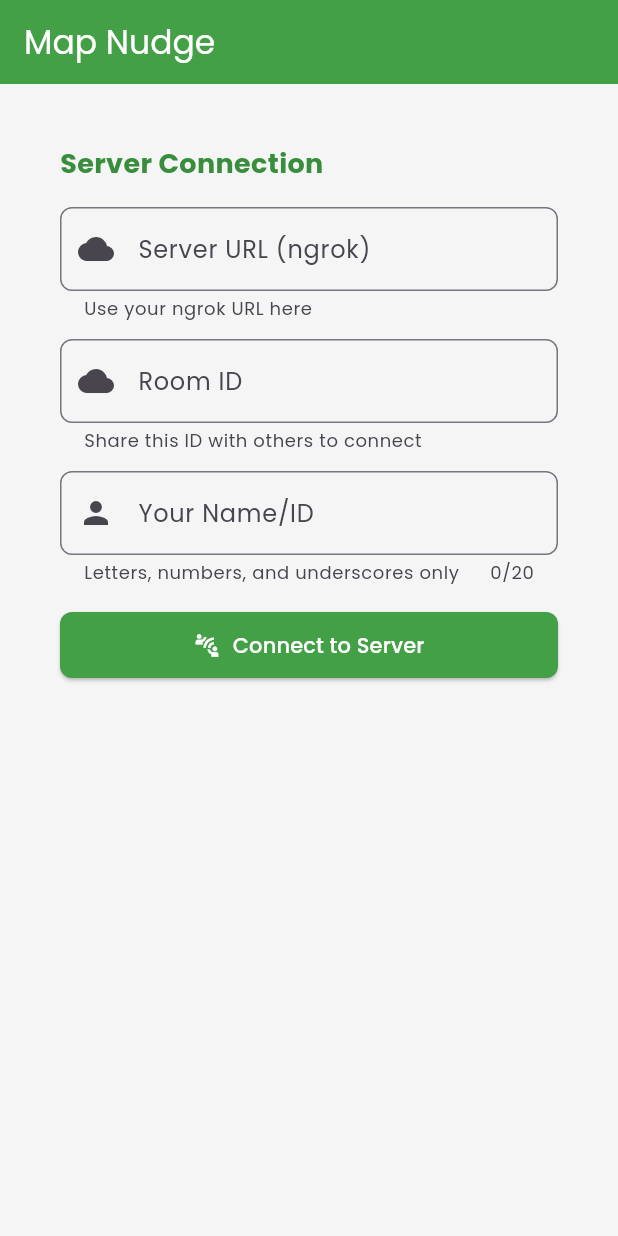
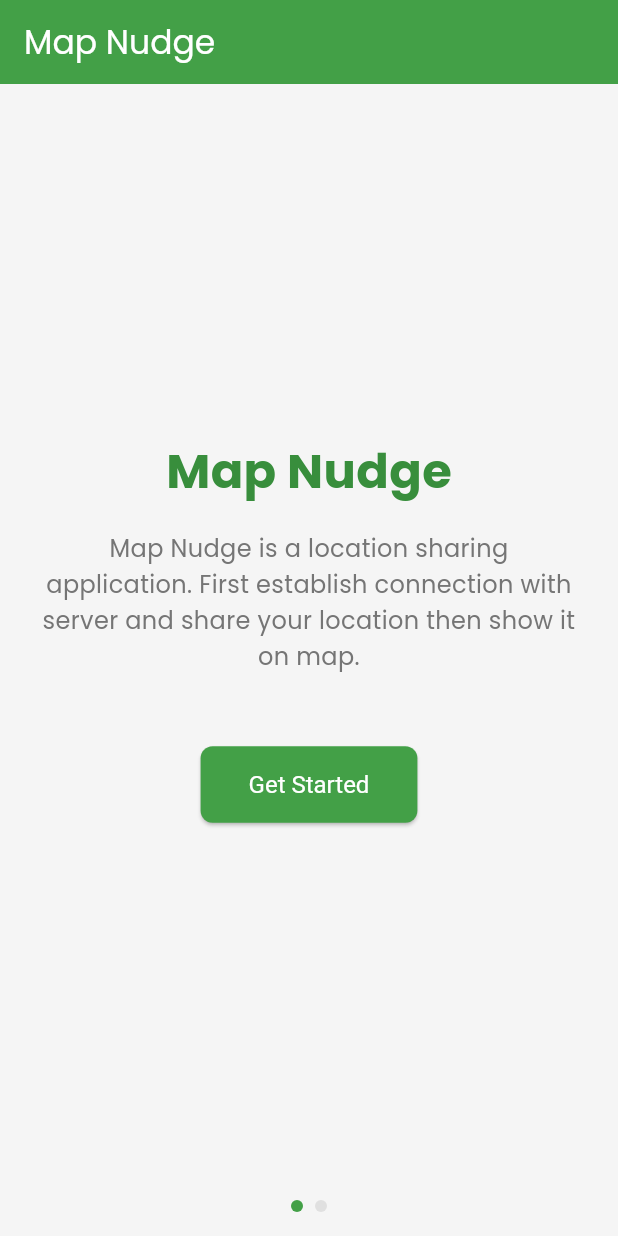
Before and after one commit to anjumArnab/MapNudge, a Flutter app: the screen it shows after launch, on a phone screen of 412 x 824 dp. Run offline on Flutter 3.47's test engine with Material 3 defaults, Android fonts, the phone set to English and light mode, and no system bars; our stand-ins replace geolocator, google_fonts, google_maps_flutter, socket_io_client; missing offline and left inert: flutter_polyline_points.

Commit message:
PageView()

```diff
--- a/lib/views/homepage.dart
+++ b/lib/views/homepage.dart
@@ -18,6 +18,10 @@ class _HomepageState extends State<Homepage> {
   final TextEditingController _serverUrlController = TextEditingController();
   final TextEditingController _roomIdController = TextEditingController();
   final TextEditingController _userIdController = TextEditingController();
+
+  // Page controller for swipe functionality
+  final PageController _pageController = PageController();
+  int _currentPage = 0;
 
   // LocationService instance
   final LocationService _locationService = LocationService();
@@ -61,6 +65,8 @@ class _HomepageState extends State<Homepage> {
 
             if (connectionStatus.isConnected) {
               _isConnecting = false;
+              // Auto-navigate to third section when connected
+              _animateToPage(2);
             }
           });
 
@@ -124,6 +130,14 @@ class _HomepageState extends State<Homepage> {
         }
       });
     }
+  }
+
+  void _animateToPage(int page) {
+    _pageController.animateToPage(
+      page,
+      duration: Duration(milliseconds: 300),
+      curve: Curves.easeInOut,
+    );
   }
 
   Future<void> _connectToServer() async {
@@ -200,6 +214,8 @@ class _HomepageState extends State<Homepage> {
         _roomUsers.clear();
       });
 
+      // Navigate back to connection section after disconnect
+      _animateToPage(1);
       _showSuccessSnackBar('Disconnected successfully');
     } catch (e) {
       setState(() {
@@ -281,85 +297,63 @@ class _HomepageState extends State<Homepage> {
     );
   }
 
-  void _showConnectionInfo() {
-    if (!_isConnected) return;
+  // Section 1: App Introduction
+  Widget _buildIntroSection() {
+    return Padding(
+      padding: const EdgeInsets.all(24.0),
+      child: Column(
+        mainAxisAlignment: MainAxisAlignment.center,
+        children: [
+          // App Title
+          Text(
+            'Map Nudge',
+            style: TextStyle(
+              fontSize: 32,
+              fontWeight: FontWeight.bold,
+              color: Colors.green.shade700,
+            ),
+          ),
 
-    showDialog(
-      context: context,
-      builder:
-          (context) => AlertDialog(
-            title: Row(
-              children: [
-                Icon(Icons.info, color: Colors.blue.shade600),
-                SizedBox(width: 8),
-                Text('Connection Info'),
-              ],
+          SizedBox(height: 16),
+
+          // App Description
+          Text(
+            'Map Nudge is a location sharing application. First establish connection with server and share your location then show it on map.',
+            style: TextStyle(
+              fontSize: 16,
+              color: Colors.grey.shade600,
+              height: 1.5,
             ),
-            content: Column(
-              mainAxisSize: MainAxisSize.min,
-              crossAxisAlignment: CrossAxisAlignment.start,
-              children: [
-                _buildInfoRow(
-                  'Server',
-                  _locationService.serverUrl ?? 'Unknown',
+            textAlign: TextAlign.center,
           ),
-                _buildInfoRow(
-                  'Room ID',
-                  _locationService.currentRoomId ?? 'Unknown',
+
+          SizedBox(height: 48),
+
+          // Get Started Button
+          ElevatedButton.icon(
+            onPressed: () => _animateToPage(1),
+            label: Text('Get Started'),
+            style: ElevatedButton.styleFrom(
+              backgroundColor: Colors.green.shade600,
+              foregroundColor: Colors.white,
+              padding: EdgeInsets.symmetric(horizontal: 32, vertical: 16),
+              shape: RoundedRectangleBorder(
+                borderRadius: BorderRadius.circular(8),
               ),
-                _buildInfoRow(
-                  'Your ID',
-                  _locationService.currentUserId ?? 'Unknown',
+              textStyle: TextStyle(fontSize: 16),
             ),
-                _buildInfoRow('Users Online', '${_roomUsers.length}'),
-                SizedBox(height: 8),
-                Text(
-                  'Users in room:',
-                  style: TextStyle(fontWeight: FontWeight.bold),
-                ),
-                SizedBox(height: 4),
-                ..._roomUsers.map((user) => Text('• $user')).toList(),
-              ],
-            ),
-            actions: [
-              TextButton(
-                onPressed: () => Navigator.of(context).pop(),
-                child: Text('Close'),
           ),
         ],
       ),
     );
   }
 
-  Widget _buildInfoRow(String label, String value) {
-    return Padding(
-      padding: EdgeInsets.symmetric(vertical: 2),
-      child: Row(
-        crossAxisAlignment: CrossAxisAlignment.start,
-        children: [
-          SizedBox(
-            width: 70,
-            child: Text(
-              '$label:',
-              style: TextStyle(fontWeight: FontWeight.w500),
-            ),
-          ),
-          Expanded(
-            child: Text(value, style: TextStyle(color: Colors.grey.shade700)),
-          ),
-        ],
-      ),
-    );
-  }
-
+  // Section 2: Connection Section (existing _buildConnectionSection)
   Widget _buildConnectionSection() {
     return Padding(
       padding: const EdgeInsets.all(16.0),
       child: Column(
         crossAxisAlignment: CrossAxisAlignment.stretch,
-        children: [
-          Row(
-            mainAxisAlignment: MainAxisAlignment.spaceBetween,
         children: [
           Text(
             'Server Connection',
@@ -368,14 +362,6 @@ class _HomepageState extends State<Homepage> {
               fontWeight: FontWeight.bold,
               color: Colors.green.shade700,
             ),
-              ),
-              if (_isConnected)
-                IconButton(
-                  onPressed: _showConnectionInfo,
-                  icon: Icon(Icons.info_outline),
-                  tooltip: 'Connection Info',
-                ),
-            ],
           ),
           const SizedBox(height: 16),
 
@@ -453,101 +439,46 @@ class _HomepageState extends State<Homepage> {
               ),
             ),
           ),
-
-          // Connection status
-          if (_connectionStatus != null) ...[
-            const SizedBox(height: 8),
-            Container(
-              padding: EdgeInsets.all(8),
-              decoration: BoxDecoration(
-                color: _isConnected ? Colors.green.shade50 : Colors.red.shade50,
-                borderRadius: BorderRadius.circular(8),
-                border: Border.all(
-                  color:
-                      _isConnected
-                          ? Colors.green.shade300
-                          : Colors.red.shade300,
-                ),
-              ),
-              child: Row(
-                children: [
-                  _isConnecting
-                      ? SizedBox(
-                        width: 16,
-                        height: 16,
-                        child: CircularProgressIndicator(
-                          strokeWidth: 2,
-                          color: Colors.blue.shade600,
-                        ),
-                      )
-                      : Icon(
-                        _isConnected ? Icons.check_circle : Icons.error,
-                        color:
-                            _isConnected
-                                ? Colors.green.shade600
-                                : Colors.red.shade600,
-                        size: 16,
-                      ),
-                  const SizedBox(width: 8),
-                  Expanded(
-                    child: Text(
-                      _connectionStatus!,
-                      style: TextStyle(
-                        color:
-                            _isConnected
-                                ? Colors.green.shade600
-                                : Colors.red.shade600,
-                        fontSize: 12,
-                      ),
-                    ),
-                  ),
-                ],
-              ),
-            ),
-          ],
-
-          // Health check button (optional)
-          if (_isConnected) ...[
-            const SizedBox(height: 8),
-            TextButton.icon(
-              onPressed: () async {
-                final isHealthy = await _locationService.checkServerHealth();
-                _showSuccessSnackBar(
-                  isHealthy
-                      ? 'Server connection is healthy'
-                      : 'Server connection issues detected',
-                );
-              },
-              icon: Icon(Icons.health_and_safety, size: 16),
-              label: Text('Check Connection', style: TextStyle(fontSize: 12)),
-            ),
-          ],
         ],
       ),
     );
   }
 
-  @override
-  Widget build(BuildContext context) {
-    return Scaffold(
-      appBar: AppBar(
-        backgroundColor: Colors.green.shade600,
-        foregroundColor: Colors.white,
-        title: Text('Map Nudge'),
-      ),
-      body: SafeArea(
-        child: SingleChildScrollView(
+  // Section 3: Actions Section
+  Widget _buildActionsSection() {
+    return Padding(
       padding: const EdgeInsets.all(24.0),
       child: Column(
         mainAxisAlignment: MainAxisAlignment.center,
         children: [
-              // Connection Section
-              _buildConnectionSection(),
+          // Room Info
+          Container(
+            padding: EdgeInsets.all(16),
+            decoration: BoxDecoration(
+              color: Colors.grey.shade100,
+              borderRadius: BorderRadius.circular(12),
+            ),
+            child: Column(
+              children: [
+                Text(
+                  'Room: ${_locationService.currentRoomId ?? "Unknown"}',
+                  style: TextStyle(
+                    fontSize: 16,
+                    fontWeight: FontWeight.w600,
+                    color: Colors.grey.shade700,
+                  ),
+                ),
+                SizedBox(height: 4),
+                Text(
+                  '${_roomUsers.length} user(s) online',
+                  style: TextStyle(fontSize: 14, color: Colors.grey.shade600),
+                ),
+              ],
+            ),
+          ),
 
-              const SizedBox(height: 32),
+          SizedBox(height: 48),
 
-              // Navigation Buttons (only show when connected)
-              if (_isConnected) ...[
           // Send Location Button
           ActionButton(
             label: 'Send Location',
@@ -578,9 +509,78 @@ class _HomepageState extends State<Homepage> {
             },
           ),
         ],
+      ),
+    );
+  }
+
+  // Page Indicator Dots
+  Widget _buildPageIndicator() {
+    return Row(
+      mainAxisAlignment: MainAxisAlignment.center,
+      children: List.generate(
+        _isConnected ? 3 : 2, // Show 3 dots only when connected
+        (index) => Container(
+          margin: EdgeInsets.symmetric(horizontal: 4),
+          width: 8,
+          height: 8,
+          decoration: BoxDecoration(
+            shape: BoxShape.circle,
+            color:
+                _currentPage == index
+                    ? Colors.green.shade600
+                    : Colors.grey.shade300,
+          ),
+        ),
+      ),
+    );
+  }
+
+  @override
+  Widget build(BuildContext context) {
+    return Scaffold(
+      appBar: AppBar(
+        backgroundColor: Colors.green.shade600,
+        foregroundColor: Colors.white,
+        title: Text('Map Nudge'),
+      ),
+      body: Column(
+        children: [
+          Expanded(
+            child: PageView(
+              controller: _pageController,
+              onPageChanged: (index) {
+                // Prevent accessing third page if not connected
+                if (index == 2 && !_isConnected) {
+                  _animateToPage(_currentPage);
+                  return;
+                }
+                setState(() {
+                  _currentPage = index;
+                });
+              },
+              children: [
+                // Section 1: App Introduction
+                SafeArea(child: _buildIntroSection()),
+
+                // Section 2: Connection Section
+                SafeArea(
+                  child: SingleChildScrollView(
+                    child: _buildConnectionSection(),
+                  ),
+                ),
+
+                // Section 3: Actions Section (only accessible when connected)
+                if (_isConnected) SafeArea(child: _buildActionsSection()),
               ],
             ),
           ),
+
+          // Page Indicator
+          Container(
+            padding: EdgeInsets.symmetric(vertical: 16),
+            child: _buildPageIndicator(),
+          ),
+        ],
       ),
     );
   }
@@ -590,6 +590,7 @@ class _HomepageState extends State<Homepage> {
     _serverUrlController.dispose();
     _roomIdController.dispose();
     _userIdController.dispose();
+    _pageController.dispose();
 
     // Cancel stream subscriptions
     _connectionSubscription?.cancel();
```
Lines whose indentation alone changed are shown as unchanged.
